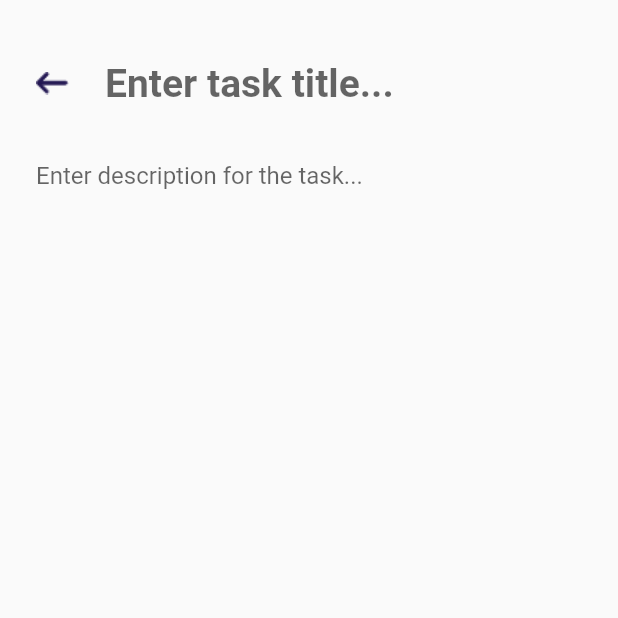
After one commit to haixiangyan/flutter_todo, a Flutter app: the Task screen opened directly, on a phone screen of 412 x 824 dp, the top half of it. The commit adds this screen. Run offline on Flutter 3.47's test engine with Material 2 defaults, Android fonts, the phone set to English and light mode, and no system bars.

Commit message:
feat: 实现 Task 页面

```diff
--- a/lib/screens/home.dart
+++ b/lib/screens/home.dart
@@ -1,4 +1,5 @@
 import 'package:flutter/material.dart';
+import 'package:flutter_todo/screens/task.dart';
 import 'package:flutter_todo/widgets/TaskCard.dart';
 
 class Home extends StatefulWidget {
@@ -45,6 +46,10 @@ class _HomeState extends State<Home> {
               Positioned(
                 bottom: 24.0,
                 right: 0.0,
+                child: GestureDetector(
+                  onTap: () {
+                    Navigator.push(context, MaterialPageRoute(builder: (context) => Task()));
+                  },
                   child: Container(
                     width: 60.0,
                     height: 60.0,
@@ -53,6 +58,7 @@ class _HomeState extends State<Home> {
                       borderRadius: BorderRadius.circular(50.0)
                     ),
                     child: Image(image: AssetImage('assets/images/add_icon.png'))
+                  ),
                 )
               )
             ],
--- /dev/null
+++ b/lib/screens/task.dart
@@ -0,0 +1,67 @@
+import 'package:flutter/material.dart';
+
+class Task extends StatefulWidget {
+  const Task({Key? key}) : super(key: key);
+
+  @override
+  _TaskState createState() => _TaskState();
+}
+
+class _TaskState extends State<Task> {
+  @override
+  Widget build(BuildContext context) {
+    return Scaffold(
+      body: SafeArea(
+        child: Container(
+          child: Column(
+            children: [
+              Padding(
+                padding: EdgeInsets.only(
+                  top: 24.0,
+                  bottom: 6.0,
+                ),
+                child: Row(
+                  children: [
+                    InkWell(
+                      onTap: () {
+                        Navigator.pop(context);
+                      },
+                      child: Padding(
+                        padding: const EdgeInsets.all(24.0),
+                        child: Image(
+                          image: AssetImage('assets/images/back_arrow_icon.png')
+                        ),
+                      ),
+                    ),
+                    Expanded(
+                      child: TextField(
+                        decoration: InputDecoration(
+                          hintText: 'Enter task title...',
+                          border: InputBorder.none,
+                        ),
+                        style: TextStyle(
+                          fontSize: 26.0,
+                          fontWeight: FontWeight.bold,
+                          color: Color(0xFF211551),
+                        )
+                      )
+                    )
+                  ]
+                ),
+              ),
+              TextField(
+                decoration: InputDecoration(
+                  hintText: 'Enter description for the task...',
+                  border: InputBorder.none,
+                  contentPadding: EdgeInsets.symmetric(
+                    horizontal: 24.0
+                  )
+                ),
+              )
+            ]
+          )
+        ),
+      )
+    );
+  }
+}
```
Lines whose indentation alone changed are shown as unchanged.
